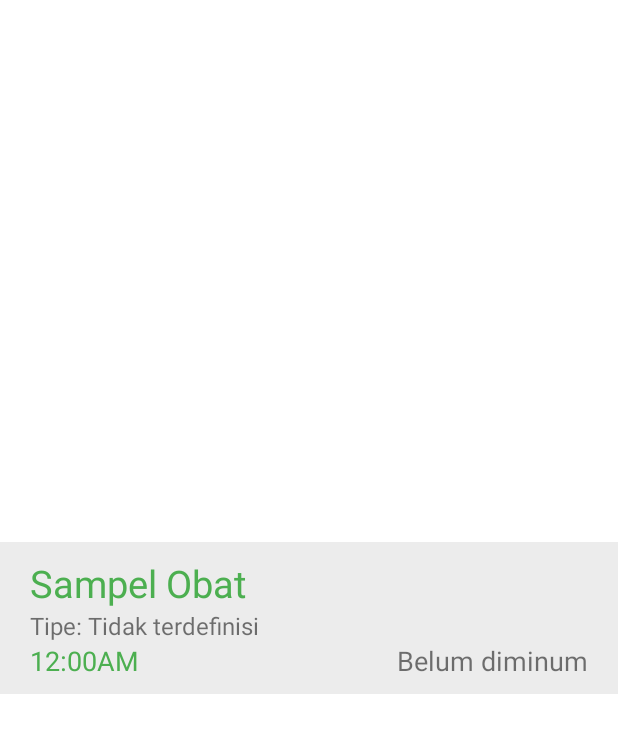
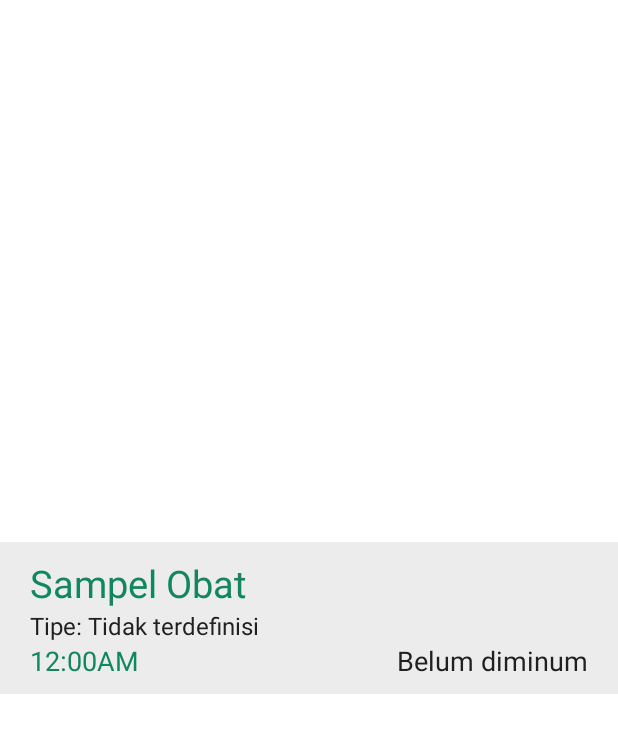
Before and after one commit to fiqriturhamz/MedicationReminder, an Android app: the layout med_list_item.xml on its own in the app's theme, with its tools: preview values and no code run, on a phone screen of 412 x 824 dp. Shown: the top 733 px of the screen. Run offline under Robolectric (Android 15) with nearby library versions, the phone set to English and light mode, and no system bars.

Commit message:
Memperbaiki warna dan tampilan

```diff
--- a/app/src/main/res/layout/med_list_item.xml
+++ b/app/src/main/res/layout/med_list_item.xml
@@ -12,7 +12,7 @@
         android:id="@+id/name_label"
         android:layout_width="match_parent"
         android:layout_height="wrap_content"
-        android:textColor="@color/green"
+        android:textColor="@color/sub_green"
         autoSizeTextType="uniform"
         android:textSize="25sp"
         android:text="@string/sample_medicine"/>
@@ -21,6 +21,7 @@
         android:id="@+id/type_label"
         android:layout_width="match_parent"
         android:layout_height="wrap_content"
+        android:textColor="@color/grey"
         autoSizeTextType="uniform"
         android:textSize="16sp"
         android:text="@string/sample_type_label"/>
@@ -34,12 +35,12 @@
             android:layout_weight="1"
             android:layout_width="wrap_content"
             android:layout_height="wrap_content"
-            android:textColor="@color/green"
+            android:textColor="@color/sub_green"
             autoSizeTextType="uniform"
             android:textSize="18sp"
             android:text="@string/midnight"
-            android:gravity="left"
-            android:layout_gravity="left"/>
+            android:gravity="start"
+            android:layout_gravity="start"/>
 
         <com.google.android.material.textview.MaterialTextView
             android:layout_weight="1"
@@ -47,10 +48,11 @@
             android:layout_width="wrap_content"
             android:layout_height="wrap_content"
             autoSizeTextType="uniform"
+            android:textColor="@color/grey"
             android:textSize="18sp"
             android:text="@string/not_taken"
-            android:gravity="right"
-            android:layout_gravity="right"/>
+            android:gravity="end"
+            android:layout_gravity="end"/>
     </androidx.appcompat.widget.LinearLayoutCompat>
 
 </androidx.appcompat.widget.LinearLayoutCompat>
```
